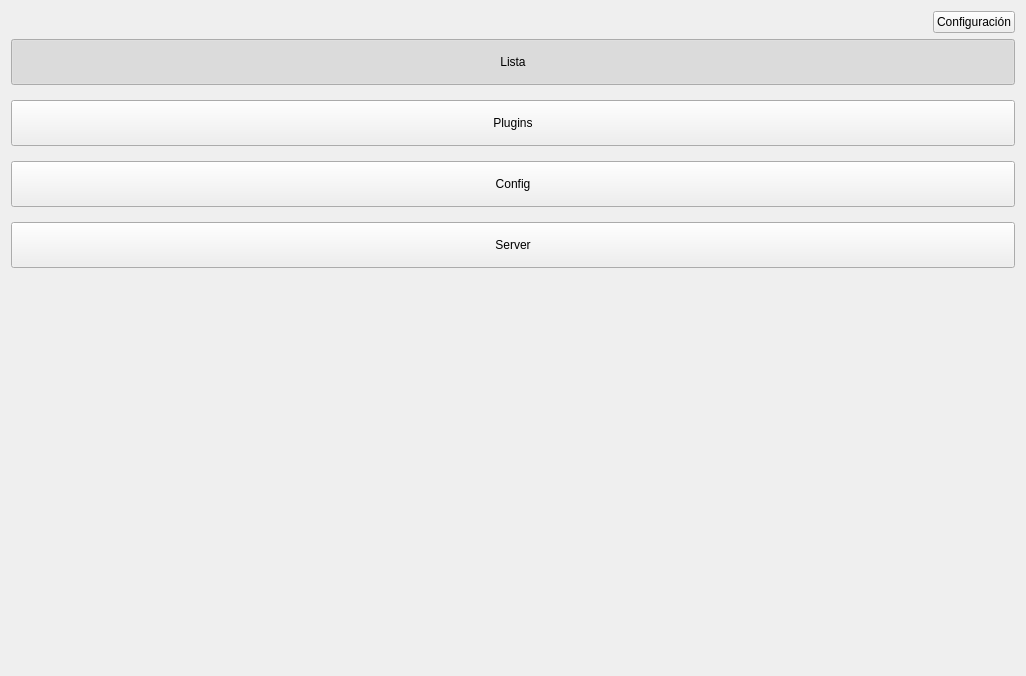
Before: the Qt Designer form client/stealth.ui in hryuk/stealth, drawn with Qt 5.
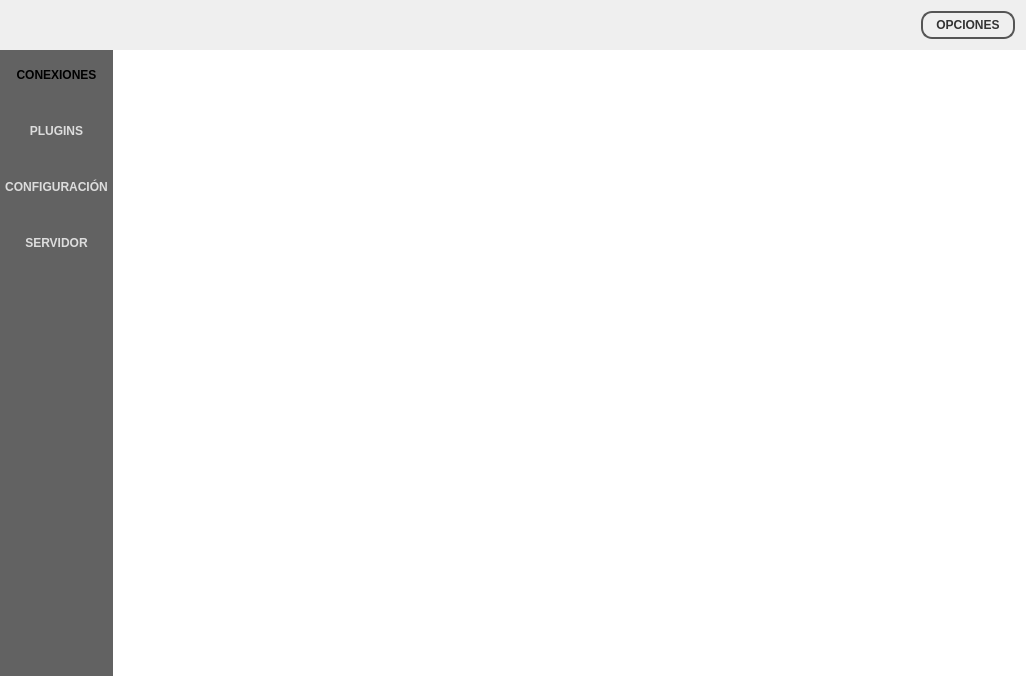
After: the same form once the commit is applied.

Commit message: Avances en la GUI, corregido error en pluginmanager

What changed in the file:
```diff
--- a/client/stealth.ui
+++ b/client/stealth.ui
@@ -17,30 +17,94 @@
    <string notr="true"/>
   </property>
   <widget class="QWidget" name="centralWidget">
-   <layout class="QGridLayout" name="gridLayout_2">
-    <item row="2" column="0">
-     <layout class="QHBoxLayout" name="horizontalLayout_4">
-      <property name="spacing">
+   <layout class="QGridLayout" name="gridLayout">
+    <property name="margin">
        <number>0</number>
       </property>
-      <item>
-       <layout class="QVBoxLayout" name="MainLayout">
         <property name="spacing">
-         <number>15</number>
-        </property>
-        <property name="topMargin">
+     <number>0</number>
+    </property>
+    <item row="1" column="0">
+     <widget class="QFrame" name="leftFrame">
+      <property name="sizePolicy">
+       <sizepolicy hsizetype="Fixed" vsizetype="Preferred">
+        <horstretch>0</horstretch>
+        <verstretch>0</verstretch>
+       </sizepolicy>
+      </property>
+      <property name="font">
+       <font>
+        <pointsize>9</pointsize>
+       </font>
+      </property>
+      <property name="styleSheet">
+       <string notr="true">#leftFrame
+{
+	background-color:#626262;
+}
+
+QPushButton {
+color: #ddd;
+border: 0px solid #555;
+padding: 5px;
+background: qlineargradient(x1: 0, y1: 0, x2: 0, y2: 1,
+stop: 0 #a6a6a6, stop: 0.08 #7f7f7f,
+stop: 0.39999 #717171, stop: 0.4 #626262,
+stop: 0.9 #4c4c4c, stop: 1 #333333);
+min-width: 80px;
+}
+
+QPushButton:checked {
+color:  #000;
+background: qradialgradient(cx: 0.4, cy: -0.1,
+fx: 0.4, fy: -0.1,
+radius: 1.35, stop: 0 #fff, stop: 1 #ddd);
+}</string>
+      </property>
+      <property name="frameShape">
+       <enum>QFrame::NoFrame</enum>
+      </property>
+      <property name="frameShadow">
+       <enum>QFrame::Raised</enum>
+      </property>
+      <layout class="QGridLayout" name="gridLayout_4">
+       <property name="horizontalSpacing">
          <number>0</number>
         </property>
+       <property name="margin">
+        <number>0</number>
+       </property>
+       <item row="0" column="0">
+        <layout class="QVBoxLayout" name="verticalLayout">
+         <property name="sizeConstraint">
+          <enum>QLayout::SetFixedSize</enum>
+         </property>
         <item>
-         <widget class="QPushButton" name="pushButton_5">
+          <widget class="QPushButton" name="pushButton_3">
+           <property name="sizePolicy">
+            <sizepolicy hsizetype="Minimum" vsizetype="Fixed">
+             <horstretch>0</horstretch>
+             <verstretch>0</verstretch>
+            </sizepolicy>
+           </property>
+           <property name="minimumSize">
+            <size>
+             <width>90</width>
+             <height>50</height>
+            </size>
+           </property>
+           <property name="font">
+            <font>
+             <pointsize>9</pointsize>
+             <weight>75</weight>
+             <bold>true</bold>
+            </font>
+           </property>
           <property name="focusPolicy">
            <enum>Qt::NoFocus</enum>
           </property>
-          <property name="styleSheet">
-           <string notr="true">padding: 15 15px</string>
-          </property>
           <property name="text">
-           <string>Lista</string>
+            <string>CONEXIONES</string>
           </property>
           <property name="checkable">
            <bool>true</bool>
@@ -48,71 +112,83 @@
           <property name="checked">
            <bool>true</bool>
           </property>
-          <property name="flat">
-           <bool>false</bool>
-          </property>
-         </widget>
-        </item>
-        <item>
-         <widget class="QPushButton" name="pushButton_7">
-          <property name="focusPolicy">
-           <enum>Qt::NoFocus</enum>
-          </property>
-          <property name="styleSheet">
-           <string notr="true">padding: 15 15px</string>
-          </property>
-          <property name="text">
-           <string>Plugins</string>
-          </property>
-          <property name="checkable">
-           <bool>true</bool>
-          </property>
-          <property name="flat">
-           <bool>false</bool>
-          </property>
          </widget>
         </item>
         <item>
          <widget class="QPushButton" name="pushButton_4">
+           <property name="minimumSize">
+            <size>
+             <width>90</width>
+             <height>50</height>
+            </size>
+           </property>
+           <property name="font">
+            <font>
+             <pointsize>9</pointsize>
+             <weight>75</weight>
+             <bold>true</bold>
+            </font>
+           </property>
           <property name="focusPolicy">
            <enum>Qt::NoFocus</enum>
           </property>
-          <property name="styleSheet">
-           <string notr="true">padding: 15 15px</string>
-          </property>
           <property name="text">
-           <string>Config</string>
+            <string>PLUGINS</string>
           </property>
           <property name="checkable">
            <bool>true</bool>
           </property>
-          <property name="flat">
-           <bool>false</bool>
-          </property>
          </widget>
         </item>
         <item>
-         <widget class="QPushButton" name="pushButton_6">
+          <widget class="QPushButton" name="pushButton_5">
+           <property name="minimumSize">
+            <size>
+             <width>90</width>
+             <height>50</height>
+            </size>
+           </property>
+           <property name="font">
+            <font>
+             <pointsize>9</pointsize>
+             <weight>75</weight>
+             <bold>true</bold>
+            </font>
+           </property>
           <property name="focusPolicy">
            <enum>Qt::NoFocus</enum>
           </property>
-          <property name="styleSheet">
-           <string notr="true">padding: 15 15px;</string>
-          </property>
           <property name="text">
-           <string>Server</string>
+            <string>CONFIGURACIÓN</string>
           </property>
           <property name="checkable">
            <bool>true</bool>
           </property>
-          <property name="autoDefault">
-           <bool>false</bool>
-          </property>
-          <property name="default">
-           <bool>false</bool>
-          </property>
-          <property name="flat">
-           <bool>false</bool>
+          </widget>
+         </item>
+         <item>
+          <widget class="QPushButton" name="pushButton_2">
+           <property name="minimumSize">
+            <size>
+             <width>90</width>
+             <height>50</height>
+            </size>
+           </property>
+           <property name="font">
+            <font>
+             <pointsize>9</pointsize>
+             <weight>75</weight>
+             <bold>true</bold>
+            </font>
+           </property>
+           <property name="focusPolicy">
+            <enum>Qt::NoFocus</enum>
+           </property>
+           <property name="text">
+            <string>SERVIDOR</string>
+           </property>
+           <property name="checkable">
+            <bool>true</bool>
           </property>
          </widget>
         </item>
@@ -131,16 +207,74 @@
         </item>
        </layout>
       </item>
-      <item>
-       <layout class="QVBoxLayout" name="verticalLayout_2"/>
-      </item>
-     </layout>
+      </layout>
+     </widget>
+    </item>
+    <item row="1" column="1">
+     <widget class="QFrame" name="centralFrame">
+      <property name="styleSheet">
+       <string notr="true">#centralFrame {
+border: none;
+background: white;
+}</string>
+      </property>
+      <property name="frameShape">
+       <enum>QFrame::StyledPanel</enum>
+      </property>
+      <property name="frameShadow">
+       <enum>QFrame::Raised</enum>
+      </property>
+      <layout class="QGridLayout" name="gridLayout_3">
+       <property name="margin">
+        <number>0</number>
+       </property>
+       <item row="0" column="0">
+        <layout class="QGridLayout" name="centralFrameLayout"/>
+       </item>
+      </layout>
+     </widget>
     </item>
-    <item row="1" column="0">
+    <item row="0" column="0" colspan="2">
+     <widget class="QFrame" name="topFrame">
+      <property name="sizePolicy">
+       <sizepolicy hsizetype="Preferred" vsizetype="Fixed">
+        <horstretch>0</horstretch>
+        <verstretch>0</verstretch>
+       </sizepolicy>
+      </property>
+      <property name="styleSheet">
+       <string notr="true">#topFrame {
+border: none;
+background: qlineargradient(x1: 0, y1: 0, x2: 0, y2: 1,
+stop: 0 #a6a6a6, stop: 0.08 #7f7f7f,
+stop: 0.39999 #717171, stop: 0.4 #626262,
+stop: 0.9 #4c4c4c, stop: 1 #333333);
+}
+
+#topFrame QPushButton {
+color: #333;
+border: 2px solid #555;
+border-radius: 11px;
+padding: 5px;
+background: qradialgradient(cx: 0.3, cy: -0.4,
+fx: 0.3, fy: -0.4,
+radius: 1.35, stop: 0 #fff, stop: 1 #888);
+min-width: 80px;
+}
+
+#topFrame QPushButton:pressed {
+background: qradialgradient(cx: 0.4, cy: -0.1,
+fx: 0.4, fy: -0.1,
+radius: 1.35, stop: 0 #fff, stop: 1 #ddd);
+}</string>
+      </property>
+      <property name="frameShape">
+       <enum>QFrame::StyledPanel</enum>
+      </property>
+      <property name="frameShadow">
+       <enum>QFrame::Raised</enum>
+      </property>
      <layout class="QHBoxLayout" name="horizontalLayout">
-      <property name="sizeConstraint">
-       <enum>QLayout::SetMinimumSize</enum>
-      </property>
       <item>
        <spacer name="horizontalSpacer">
         <property name="orientation">
@@ -156,15 +290,23 @@
       </item>
       <item>
        <widget class="QPushButton" name="pushButton">
+         <property name="font">
+          <font>
+           <pointsize>9</pointsize>
+           <weight>75</weight>
+           <bold>true</bold>
+          </font>
+         </property>
         <property name="focusPolicy">
          <enum>Qt::NoFocus</enum>
         </property>
         <property name="text">
-         <string>Configuración</string>
+          <string>OPCIONES</string>
         </property>
        </widget>
       </item>
      </layout>
+     </widget>
     </item>
    </layout>
   </widget>
```
Lines whose indentation alone changed are shown as unchanged. The commit also changes 3 other files.
